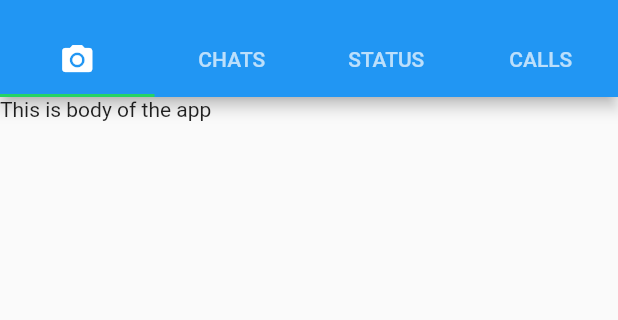
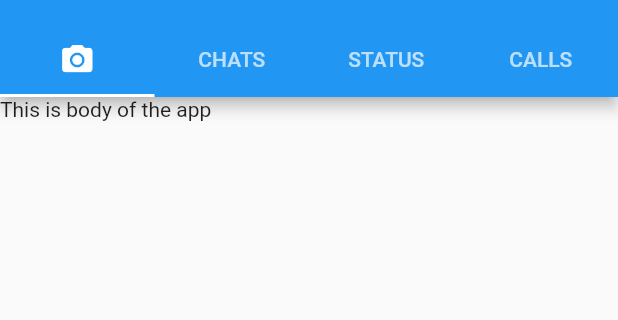
Before and after one commit to avijeetpandey/whatsapp_flutter_clone, a Flutter app: the screen it shows after launch, on a phone screen of 412 x 824 dp, the part 59-379 px from its top. Run offline on Flutter 3.47's test engine with Material 2 defaults, Android fonts, the phone set to English and light mode, and no system bars.

```diff
--- a/lib/pages/home.dart
+++ b/lib/pages/home.dart
@@ -9,7 +9,7 @@ class HomePage extends StatefulWidget {
 
 class HomePageState extends State<HomePage>
     with SingleTickerProviderStateMixin {
-  TabController _tabController;
+  late TabController _tabController;
 
   final List<Tab> topTabs = <Tab>[
     const Tab(icon: Icon(Icons.camera_alt)),
@@ -32,6 +32,7 @@ class HomePageState extends State<HomePage>
         title: const Text("Whatsapp"),
         bottom: TabBar(
           tabs: topTabs,
+          indicatorColor: Colors.white,
           controller: _tabController,
         ),
       ),
```
